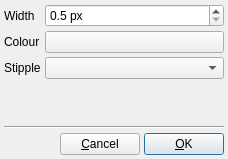
Old version of the form src/gui/editlinestyle.ui in the repository trisyoungs/uchroma.
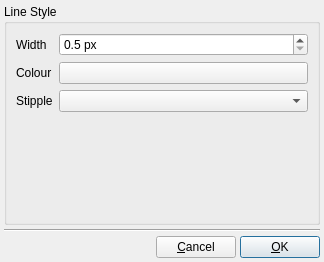
New version of the form. Custom widgets are drawn as their Qt base class.

The edit to the form file:
```diff
--- a/src/gui/editlinestyle.ui
+++ b/src/gui/editlinestyle.ui
@@ -9,14 +9,14 @@
    <rect>
     <x>0</x>
     <y>0</y>
-    <width>228</width>
-    <height>159</height>
+    <width>324</width>
+    <height>262</height>
    </rect>
   </property>
   <property name="windowTitle">
    <string>Line Style</string>
   </property>
-  <layout class="QVBoxLayout" name="verticalLayout">
+  <layout class="QVBoxLayout" name="verticalLayout_2">
    <property name="spacing">
     <number>4</number>
    </property>
@@ -24,6 +24,12 @@
     <number>4</number>
    </property>
    <item>
+    <widget class="QGroupBox" name="LineStyleGroup">
+     <property name="title">
+      <string>Line Style</string>
+     </property>
+     <layout class="QVBoxLayout" name="verticalLayout">
+      <item>
     <layout class="QGridLayout" name="gridLayout">
      <item row="1" column="3">
       <widget class="ColourButton" name="LineColourButton">
@@ -91,10 +97,13 @@
      <property name="sizeHint" stdset="0">
       <size>
        <width>20</width>
-       <height>40</height>
+          <height>62</height>
       </size>
      </property>
     </spacer>
+      </item>
+     </layout>
+    </widget>
    </item>
    <item>
     <widget class="Line" name="line">
```
Lines whose indentation alone changed are shown as unchanged.
